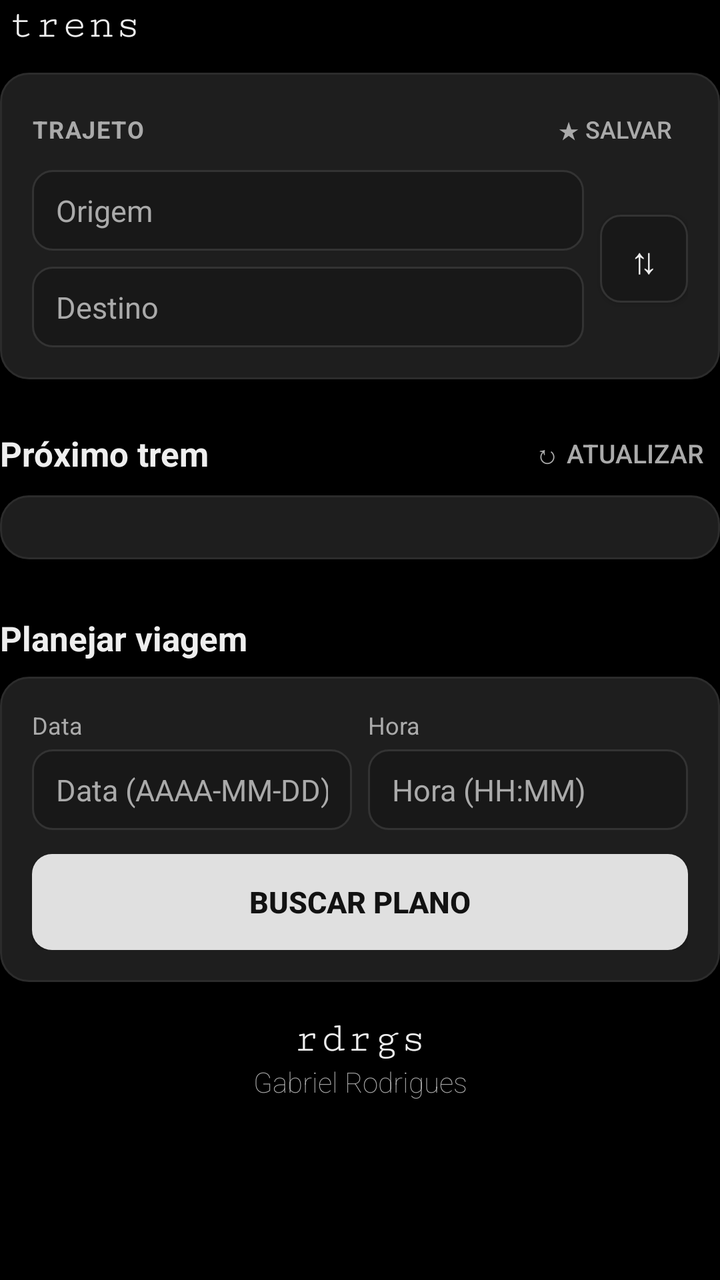
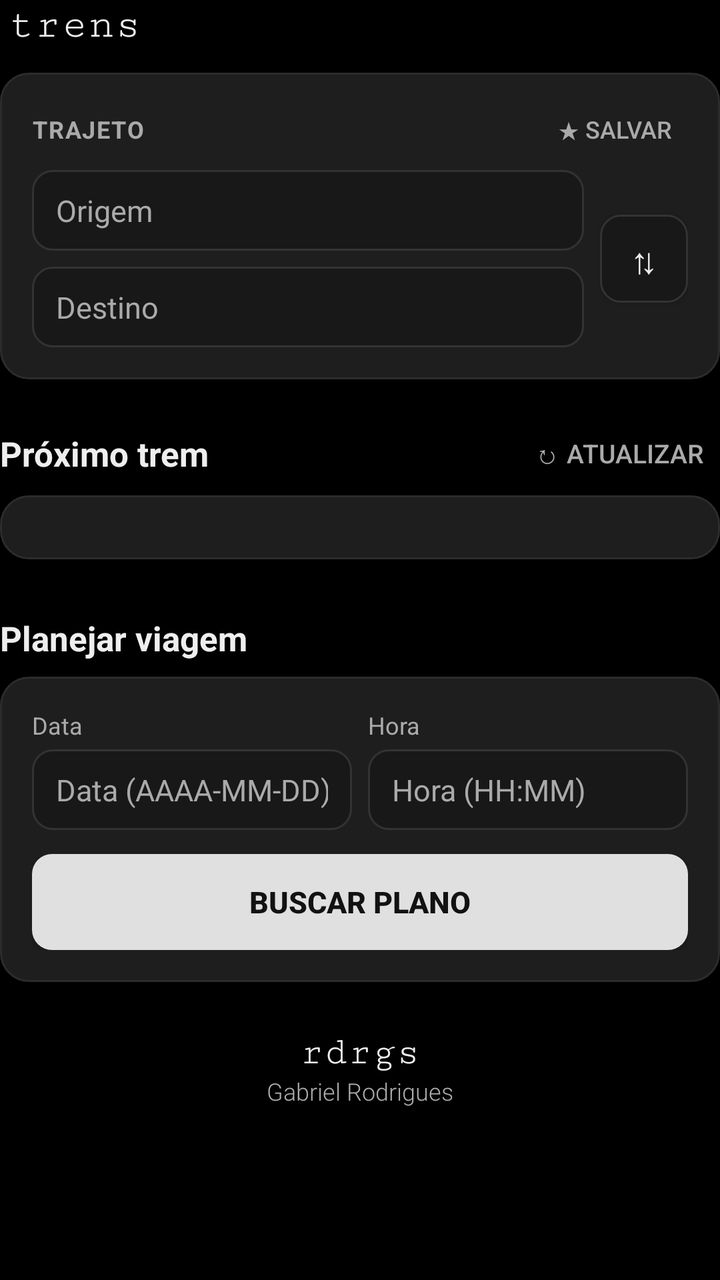

Before-and-after screenshots of an Android layout around one commit, followed by the original layout XML and the change that was made.
<!-- AndroidManifest.xml: activity theme Theme.Trens -->
<!-- res/layout/activity_main.xml -->
<?xml version="1.0" encoding="utf-8"?>
<LinearLayout xmlns:android="http://schemas.android.com/apk/res/android"
    android:id="@+id/root"
    android:layout_width="match_parent"
    android:layout_height="match_parent"
    android:background="@color/app_background"
    android:orientation="vertical">

    
    <TextView
        android:layout_width="match_parent"
        android:layout_height="wrap_content"
        android:fontFamily="serif-monospace"
        android:paddingHorizontal="4dp"
        android:paddingBottom="12dp"
        android:text="@string/app_name"
        android:textColor="@color/text_primary"
        android:textSize="22sp"
        android:textStyle="normal" />

    <ScrollView
        android:layout_width="match_parent"
        android:layout_height="0dp"
        android:layout_weight="1"
        android:overScrollMode="never">

        <LinearLayout
            android:id="@+id/content"
            android:layout_width="match_parent"
            android:layout_height="wrap_content"
            android:orientation="vertical">

            
            <LinearLayout
                style="@style/WidgetCard"
                android:layout_width="match_parent"
                android:layout_height="wrap_content"
                android:orientation="vertical">

                <LinearLayout
                    android:layout_width="match_parent"
                    android:layout_height="wrap_content"
                    android:gravity="center_vertical"
                    android:layout_marginBottom="8dp"
                    android:orientation="horizontal">

                    <TextView
                        android:layout_width="0dp"
                        android:layout_height="wrap_content"
                        android:layout_weight="1"
                        android:text="@string/section_route"
                        android:textColor="@color/text_secondary"
                        android:textSize="12sp"
                        android:textStyle="bold"
                        android:textAllCaps="true"
                        android:letterSpacing="0.05" />

                    <Button
                        android:id="@+id/btnSaveTrajeto"
                        style="@style/WidgetButtonBorderless"
                        android:layout_width="wrap_content"
                        android:layout_height="wrap_content"
                        android:text="@string/btn_save_trajeto"
                        android:textSize="12sp" />

                    <Button
                        android:id="@+id/btnManageTrajetos"
                        style="@style/WidgetButtonBorderless"
                        android:layout_width="wrap_content"
                        android:layout_height="wrap_content"
                        android:layout_marginStart="4dp"
                        android:text="@string/btn_manage_trajetos"
                        android:textSize="12sp"
                        android:visibility="gone" />
                </LinearLayout>

                <LinearLayout
                    android:layout_width="match_parent"
                    android:layout_height="wrap_content"
                    android:gravity="center_vertical"
                    android:orientation="horizontal">

                    <LinearLayout
                        android:layout_width="0dp"
                        android:layout_height="wrap_content"
                        android:layout_weight="1"
                        android:orientation="vertical">

                        <AutoCompleteTextView
                            android:id="@+id/origin"
                            style="@style/StationField"
                            android:hint="@string/origin_hint"
                            android:layout_marginBottom="8dp" />

                        <AutoCompleteTextView
                            android:id="@+id/dest"
                            style="@style/StationField"
                            android:hint="@string/destination_hint" />
                    </LinearLayout>

                    <Button
                        android:id="@+id/btnInvert"
                        style="@style/WidgetButtonSecondary"
                        android:layout_width="44dp"
                        android:layout_height="44dp"
                        android:layout_marginStart="8dp"
                        android:padding="0dp"
                        android:text="@string/btn_invert"
                        android:textSize="18sp" />
                </LinearLayout>

                
                <HorizontalScrollView
                    android:id="@+id/savedTrajetosScroll"
                    android:layout_width="match_parent"
                    android:layout_height="wrap_content"
                    android:layout_marginTop="10dp"
                    android:scrollbars="none"
                    android:visibility="gone">

                    <LinearLayout
                        android:id="@+id/savedChipsBox"
                        android:layout_width="wrap_content"
                        android:layout_height="wrap_content"
                        android:orientation="horizontal" />
                </HorizontalScrollView>

            </LinearLayout>

            
            <LinearLayout
                android:layout_width="match_parent"
                android:layout_height="wrap_content"
                android:gravity="center_vertical"
                android:layout_marginTop="12dp"
                android:layout_marginBottom="8dp"
                android:orientation="horizontal">

                <TextView
                    style="@style/SectionHeader"
                    android:layout_width="0dp"
                    android:layout_weight="1"
                    android:layout_marginTop="0dp"
                    android:layout_marginBottom="0dp"
                    android:text="@string/next_train_header" />

                <Button
                    android:id="@+id/btnRefresh"
                    style="@style/WidgetButtonBorderless"
                    android:layout_width="wrap_content"
                    android:layout_height="wrap_content"
                    android:text="@string/btn_refresh"
                    android:textSize="13sp" />
            </LinearLayout>

            <LinearLayout
                android:id="@+id/nextBox"
                style="@style/WidgetCard"
                android:layout_width="match_parent"
                android:layout_height="wrap_content"
                android:orientation="vertical" />

            
            <TextView
                style="@style/SectionHeader.PlanTrip"
                android:text="@string/plan_trip_header" />

            <LinearLayout
                style="@style/WidgetCard"
                android:layout_width="match_parent"
                android:layout_height="wrap_content"
                android:orientation="vertical">

                <LinearLayout
                    android:id="@+id/dateTime"
                    android:layout_width="match_parent"
                    android:layout_height="wrap_content"
                    android:baselineAligned="false"
                    android:orientation="horizontal">

                    <LinearLayout
                        android:layout_width="0dp"
                        android:layout_height="wrap_content"
                        android:layout_weight="1"
                        android:layout_marginEnd="4dp"
                        android:orientation="vertical">

                        <TextView
                            android:layout_width="wrap_content"
                            android:layout_height="wrap_content"
                            android:text="@string/label_date"
                            android:textColor="@color/text_secondary"
                            android:textSize="12sp"
                            android:layout_marginBottom="4dp"/>

                        <EditText
                            android:id="@+id/date"
                            style="@style/WidgetInput"
                            android:hint="@string/date_hint" />
                    </LinearLayout>

                    <LinearLayout
                        android:layout_width="0dp"
                        android:layout_height="wrap_content"
                        android:layout_weight="1"
                        android:layout_marginStart="4dp"
                        android:orientation="vertical">

                        <TextView
                            android:layout_width="wrap_content"
                            android:layout_height="wrap_content"
                            android:text="@string/label_time"
                            android:textColor="@color/text_secondary"
                            android:textSize="12sp"
                            android:layout_marginBottom="4dp"/>

                        <EditText
                            android:id="@+id/time"
                            style="@style/WidgetInput"
                            android:hint="@string/time_hint" />
                    </LinearLayout>
                </LinearLayout>

                <Button
                    android:id="@+id/btnPlan"
                    style="@style/WidgetButtonPrimary"
                    android:layout_width="match_parent"
                    android:layout_height="48dp"
                    android:layout_marginTop="12dp"
                    android:text="@string/btn_plan" />
            </LinearLayout>

            <LinearLayout
                android:id="@+id/planBox"
                android:layout_width="match_parent"
                android:layout_height="wrap_content"
                android:layout_marginTop="4dp"
                android:orientation="vertical" />

            <TextView
                android:layout_width="match_parent"
                android:layout_height="wrap_content"
                android:textAlignment="center"
                android:fontFamily="serif-monospace"
                android:text="@string/developer_nickname"
                android:textColor="@color/text_primary"
                android:textSize="22sp"
                android:textStyle="normal" />
            <TextView
                android:layout_width="match_parent"
                android:layout_height="wrap_content"
                android:textAlignment="center"
                android:fontFamily="sans-serif-thin"
                android:text="@string/developer_name"
                android:textColor="@color/text_secondary"
                android:textSize="14sp"
                android:textStyle="normal" />

        </LinearLayout>
    </ScrollView>
</LinearLayout>
<!-- resources referenced by this layout -->
<resources>
  <color name="app_background">#000</color>
  <color name="text_primary">#EEEEEE</color>
  <color name="text_secondary">#AAAAAA</color>
  <string name="app_name">trens</string>
  <string name="btn_invert">⇅</string>
  <string name="btn_manage_trajetos">Organizar</string>
  <string name="btn_plan">Buscar plano</string>
  <string name="btn_refresh">↻ Atualizar</string>
  <string name="btn_save_trajeto">★ Salvar</string>
  <string name="date_hint">Data (AAAA-MM-DD)</string>
  <string name="destination_hint">Destino</string>
  <string name="developer_name">Gabriel Rodrigues</string>
  <string name="developer_nickname">rdrgs</string>
  <string name="label_date">Data</string>
  <string name="label_time">Hora</string>
  <string name="next_train_header">Próximo trem</string>
  <string name="origin_hint">Origem</string>
  <string name="plan_trip_header">Planejar viagem</string>
  <string name="section_route">Trajeto</string>
  <string name="time_hint">Hora (HH:MM)</string>
  <style name="SectionHeader.PlanTrip">
          <item name="android:layout_marginTop">16dp</item>
      </style>
  <style name="StationField" parent="WidgetInput">
          <item name="android:completionThreshold">1</item>
          <item name="android:selectAllOnFocus">true</item>
      </style>
  <style name="WidgetButtonBorderless">
          <item name="android:background">?android:attr/selectableItemBackground</item>
          <item name="android:textColor">@color/text_secondary</item>
          <item name="android:paddingHorizontal">8dp</item>
          <item name="android:paddingVertical">4dp</item>
          <item name="android:minWidth">0dp</item>
          <item name="android:minHeight">0dp</item>
      </style>
  <style name="WidgetButtonPrimary">
          <item name="android:background">@drawable/bg_button_primary</item>
          <item name="android:textColor">@color/button_primary_text</item>
          <item name="android:textSize">15sp</item>
          <item name="android:textStyle">bold</item>
      </style>
  <style name="WidgetButtonSecondary">
          <item name="android:background">@drawable/bg_button_secondary</item>
          <item name="android:textColor">@color/text_primary</item>
          <item name="android:textSize">15sp</item>
      </style>
  <style name="WidgetCard">
          <item name="android:padding">16dp</item>
          <item name="android:background">@drawable/bg_card</item>
          <item name="android:layout_marginBottom">12dp</item>
      </style>
  <style name="Theme.Trens" parent="android:Theme.Material.Light.NoActionBar" />
  <!-- drawable bg_button_primary (drawable) -->
  <?xml version="1.0" encoding="utf-8"?>
  <ripple xmlns:android="http://schemas.android.com/apk/res/android"
      android:color="#33FFFFFF">
      <item>
          <shape>
              <solid android:color="@color/button_primary_bg" />
              <corners android:radius="10dp" />
          </shape>
      </item>
  </ripple>
  <color name="button_primary_text">#121212</color>
  <!-- drawable bg_card (drawable) -->
  <?xml version="1.0" encoding="utf-8"?>
  <shape xmlns:android="http://schemas.android.com/apk/res/android">
      <solid android:color="@color/card_background" />
      <corners android:radius="14dp" />
      <stroke android:width="1dp" android:color="@color/card_border" />
  </shape>
  <!-- drawable bg_input (drawable) -->
  <?xml version="1.0" encoding="utf-8"?>
  <shape xmlns:android="http://schemas.android.com/apk/res/android">
      <solid android:color="@color/input_background" />
      <corners android:radius="10dp" />
      <stroke android:width="1dp" android:color="@color/input_border" />
  </shape>
  <color name="button_primary_bg">#E0E0E0</color>
  <color name="input_background">#181818</color>
  <color name="input_border">#333333</color>
  <color name="card_background">#1E1E1E</color>
  <color name="card_border">#2C2C2C</color>
  <!-- unchanged entries left out for length: 3 -->
</resources>

<!-- the commit's change to res/layout/activity_main.xml (unified diff, before → after) -->
@@ -40,20 +40,20 @@
                 <LinearLayout
                     android:layout_width="match_parent"
                     android:layout_height="wrap_content"
+                    android:layout_marginBottom="8dp"
                     android:gravity="center_vertical"
-                    android:layout_marginBottom="8dp"
                     android:orientation="horizontal">
 
                     <TextView
                         android:layout_width="0dp"
                         android:layout_height="wrap_content"
                         android:layout_weight="1"
+                        android:letterSpacing="0.05"
                         android:text="@string/section_route"
+                        android:textAllCaps="true"
                         android:textColor="@color/text_secondary"
                         android:textSize="12sp"
-                        android:textStyle="bold"
-                        android:textAllCaps="true"
-                        android:letterSpacing="0.05" />
+                        android:textStyle="bold" />
 
                     <Button
                         android:id="@+id/btnSaveTrajeto"
@@ -89,8 +89,8 @@
                         <AutoCompleteTextView
                             android:id="@+id/origin"
                             style="@style/StationField"
-                            android:hint="@string/origin_hint"
-                            android:layout_marginBottom="8dp" />
+                            android:layout_marginBottom="8dp"
+                            android:hint="@string/origin_hint" />
 
                         <AutoCompleteTextView
                             android:id="@+id/dest"
@@ -131,17 +131,17 @@
             <LinearLayout
                 android:layout_width="match_parent"
                 android:layout_height="wrap_content"
-                android:gravity="center_vertical"
                 android:layout_marginTop="12dp"
                 android:layout_marginBottom="8dp"
+                android:gravity="center_vertical"
                 android:orientation="horizontal">
 
                 <TextView
                     style="@style/SectionHeader"
                     android:layout_width="0dp"
-                    android:layout_weight="1"
                     android:layout_marginTop="0dp"
                     android:layout_marginBottom="0dp"
+                    android:layout_weight="1"
                     android:text="@string/next_train_header" />
 
                 <Button
@@ -181,17 +181,17 @@
                     <LinearLayout
                         android:layout_width="0dp"
                         android:layout_height="wrap_content"
-                        android:layout_weight="1"
                         android:layout_marginEnd="4dp"
+                        android:layout_weight="1"
                         android:orientation="vertical">
 
                         <TextView
                             android:layout_width="wrap_content"
                             android:layout_height="wrap_content"
+                            android:layout_marginBottom="4dp"
                             android:text="@string/label_date"
                             android:textColor="@color/text_secondary"
-                            android:textSize="12sp"
-                            android:layout_marginBottom="4dp"/>
+                            android:textSize="12sp" />
 
                         <EditText
                             android:id="@+id/date"
@@ -202,17 +202,17 @@
                     <LinearLayout
                         android:layout_width="0dp"
                         android:layout_height="wrap_content"
-                        android:layout_weight="1"
                         android:layout_marginStart="4dp"
+                        android:layout_weight="1"
                         android:orientation="vertical">
 
                         <TextView
                             android:layout_width="wrap_content"
                             android:layout_height="wrap_content"
+                            android:layout_marginBottom="4dp"
                             android:text="@string/label_time"
                             android:textColor="@color/text_secondary"
-                            android:textSize="12sp"
-                            android:layout_marginBottom="4dp"/>
+                            android:textSize="12sp" />
 
                         <EditText
                             android:id="@+id/time"
@@ -237,24 +237,31 @@
                 android:layout_marginTop="4dp"
                 android:orientation="vertical" />
 
-            <TextView
-                android:layout_width="match_parent"
-                android:layout_height="wrap_content"
-                android:textAlignment="center"
-                android:fontFamily="serif-monospace"
-                android:text="@string/developer_nickname"
-                android:textColor="@color/text_primary"
-                android:textSize="22sp"
-                android:textStyle="normal" />
-            <TextView
-                android:layout_width="match_parent"
-                android:layout_height="wrap_content"
-                android:textAlignment="center"
-                android:fontFamily="sans-serif-thin"
-                android:text="@string/developer_name"
-                android:textColor="@color/text_secondary"
-                android:textSize="14sp"
-                android:textStyle="normal" />
+            <LinearLayout
+                android:layout_width="match_parent"
+                android:layout_height="wrap_content"
+                android:paddingTop="8dp"
+                android:paddingBottom="18dp"
+                android:orientation="vertical">
+
+                <TextView
+                    android:layout_width="match_parent"
+                    android:layout_height="wrap_content"
+                    android:fontFamily="serif-monospace"
+                    android:text="@string/developer_nickname"
+                    android:textAlignment="center"
+                    android:textColor="@color/text_primary"
+                    android:textSize="20sp" />
+
+                <TextView
+                    android:layout_width="match_parent"
+                    android:layout_height="wrap_content"
+                    android:fontFamily="sans-serif-light"
+                    android:text="Gabriel Rodrigues"
+                    android:textAlignment="center"
+                    android:textColor="@color/text_secondary"
+                    android:textSize="12sp" />
+            </LinearLayout>
 
         </LinearLayout>
     </ScrollView>
<!-- resource entries referenced after the edit -->
@@ -11,7 +11,6 @@
   <string name="btn_save_trajeto">★ Salvar</string>
   <string name="date_hint">Data (AAAA-MM-DD)</string>
   <string name="destination_hint">Destino</string>
-  <string name="developer_name">Gabriel Rodrigues</string>
   <string name="developer_nickname">rdrgs</string>
   <string name="label_date">Data</string>
   <string name="label_time">Hora</string>
